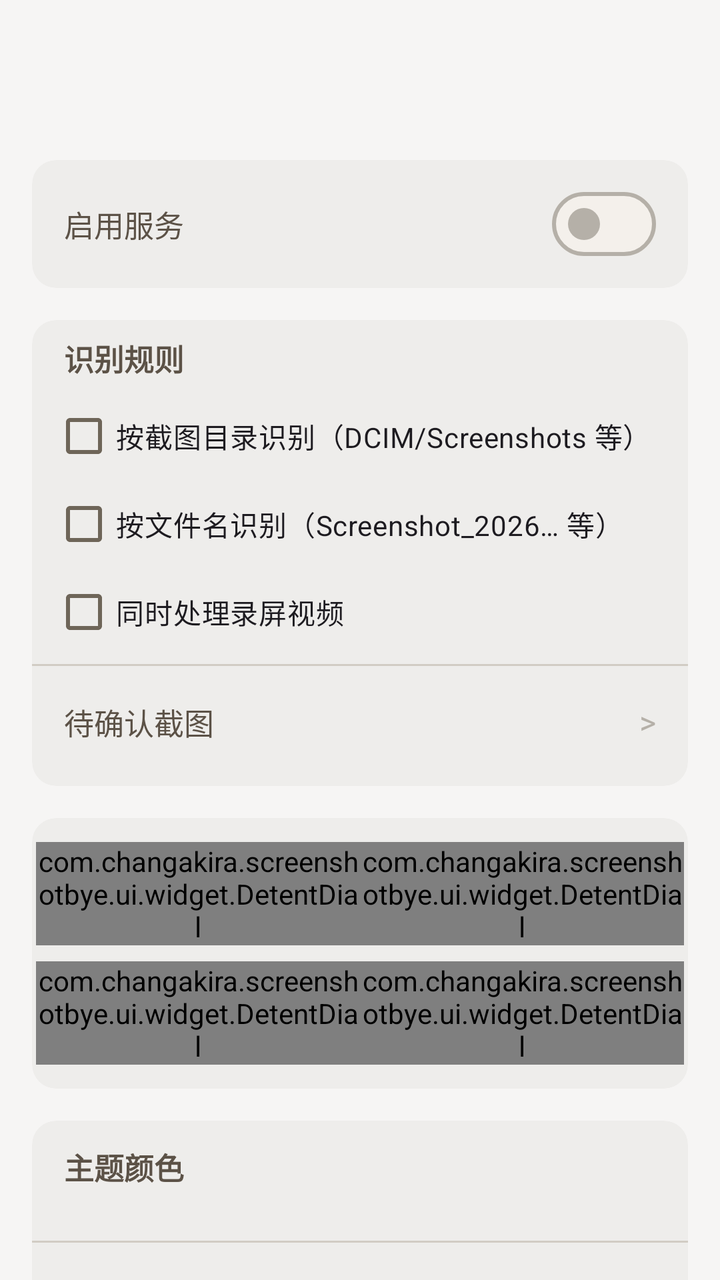
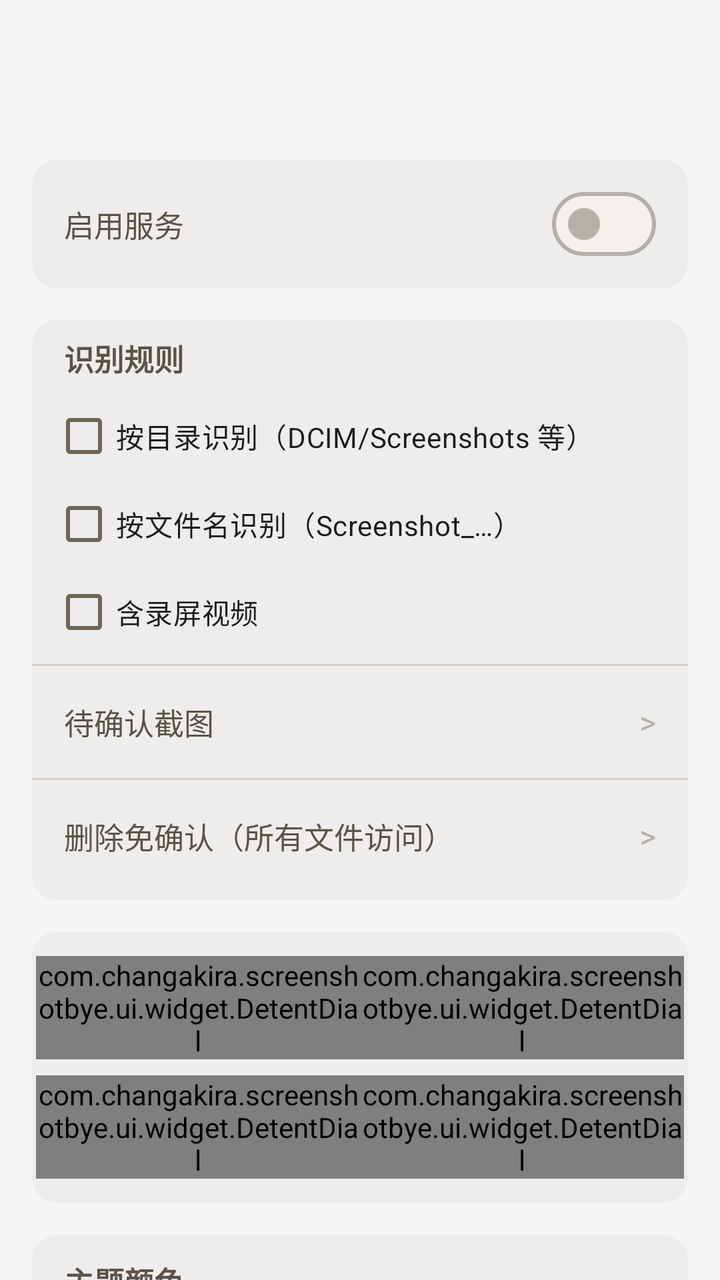

An Android layout rendered at two revisions. The XML below is the earlier revision; the diff shows what the commit changed to produce the second picture.
<!-- AndroidManifest.xml: application theme Theme.ScreenshotBye -->
<!-- res/layout/activity_settings.xml -->
<?xml version="1.0" encoding="utf-8"?>
<LinearLayout xmlns:android="http://schemas.android.com/apk/res/android"
    xmlns:app="http://schemas.android.com/apk/res-auto"
    android:layout_width="match_parent"
    android:layout_height="match_parent"
    android:orientation="vertical">

    <com.google.android.material.appbar.MaterialToolbar
        android:id="@+id/toolbar"
        android:layout_width="match_parent"
        android:layout_height="?attr/actionBarSize" />

    <androidx.core.widget.NestedScrollView
        android:id="@+id/settingsScroll"
        android:layout_width="match_parent"
        android:layout_height="0dp"
        android:layout_weight="1"
        android:fillViewport="true">

        <LinearLayout
            android:layout_width="match_parent"
            android:layout_height="wrap_content"
            android:orientation="vertical"
            android:padding="16dp">

            
            <com.google.android.material.card.MaterialCardView
                style="@style/Widget.ScreenshotBye.Card.Filled"
                android:layout_width="match_parent"
                android:layout_height="wrap_content"
                android:layout_marginBottom="16dp">

                <LinearLayout
                    android:layout_width="match_parent"
                    android:layout_height="wrap_content"
                    android:orientation="vertical"
                    android:paddingVertical="8dp">

                    <LinearLayout
                        android:layout_width="match_parent"
                        android:layout_height="wrap_content"
                        android:gravity="center_vertical"
                        android:minHeight="48dp"
                        android:orientation="horizontal"
                        android:paddingHorizontal="16dp">

                        <TextView
                            style="@style/SettingRowLabel"
                            android:text="@string/main_watch_switch" />

                        <com.google.android.material.materialswitch.MaterialSwitch
                            android:id="@+id/watchSwitch"
                            android:layout_width="wrap_content"
                            android:layout_height="wrap_content"
                            android:contentDescription="@string/main_watch_switch" />
                    </LinearLayout>
                </LinearLayout>
            </com.google.android.material.card.MaterialCardView>

            
            <com.google.android.material.card.MaterialCardView
                style="@style/Widget.ScreenshotBye.Card.Filled"
                android:layout_width="match_parent"
                android:layout_height="wrap_content"
                android:layout_marginBottom="16dp">

                <LinearLayout
                    android:layout_width="match_parent"
                    android:layout_height="wrap_content"
                    android:orientation="vertical"
                    android:paddingVertical="8dp">

                    <TextView
                        style="@style/SectionTitle"
                        android:paddingHorizontal="16dp"
                        android:text="@string/main_rules" />

                    <com.google.android.material.checkbox.MaterialCheckBox
                        android:id="@+id/ruleFolder"
                        android:layout_width="match_parent"
                        android:layout_height="wrap_content"
                        android:layout_marginHorizontal="10dp"
                        android:minHeight="44dp"
                        android:text="@string/main_rule_folder" />

                    <com.google.android.material.checkbox.MaterialCheckBox
                        android:id="@+id/ruleName"
                        android:layout_width="match_parent"
                        android:layout_height="wrap_content"
                        android:layout_marginHorizontal="10dp"
                        android:minHeight="44dp"
                        android:text="@string/main_rule_name" />

                    <com.google.android.material.checkbox.MaterialCheckBox
                        android:id="@+id/ruleVideo"
                        android:layout_width="match_parent"
                        android:layout_height="wrap_content"
                        android:layout_marginHorizontal="10dp"
                        android:minHeight="44dp"
                        android:text="@string/main_rule_video" />

                    <com.google.android.material.divider.MaterialDivider
                        android:layout_width="match_parent"
                        android:layout_height="wrap_content"
                        android:layout_marginVertical="4dp" />

                    
                    <LinearLayout
                        android:id="@+id/pendingRow"
                        android:layout_width="match_parent"
                        android:layout_height="wrap_content"
                        android:background="?attr/selectableItemBackground"
                        android:clickable="true"
                        android:focusable="true"
                        android:gravity="center_vertical"
                        android:minHeight="48dp"
                        android:orientation="horizontal"
                        android:paddingHorizontal="16dp">

                        <TextView
                            style="@style/SettingRowLabel"
                            android:text="@string/main_pending_title" />

                        <TextView
                            android:id="@+id/pendingValue"
                            style="@style/SettingRowValue" />

                        <TextView
                            style="@style/SectionChevron"
                            android:contentDescription="@string/home_open" />
                    </LinearLayout>
                </LinearLayout>
            </com.google.android.material.card.MaterialCardView>

            
            <com.google.android.material.card.MaterialCardView
                style="@style/Widget.ScreenshotBye.Card.Filled"
                android:layout_width="match_parent"
                android:layout_height="wrap_content"
                android:layout_marginBottom="16dp">

                <LinearLayout
                    android:layout_width="match_parent"
                    android:layout_height="wrap_content"
                    android:orientation="vertical"
                    android:paddingHorizontal="2dp"
                    android:paddingVertical="12dp">

                    <LinearLayout
                        android:layout_width="match_parent"
                        android:layout_height="wrap_content"
                        android:orientation="horizontal">

                        <com.changakira.screenshotbye.ui.widget.DetentDial
                            android:id="@+id/askDial"
                            android:layout_width="0dp"
                            android:layout_height="wrap_content"
                            android:layout_weight="1"
                            app:dialLabel="@string/dial_ask_first"
                            app:dialPresets="2,5,15,30,90"
                            app:dialUnit="@string/unit_minutes" />

                        <com.changakira.screenshotbye.ui.widget.DetentDial
                            android:id="@+id/keepDial"
                            android:layout_width="0dp"
                            android:layout_height="wrap_content"
                            android:layout_weight="1"
                            app:dialLabel="@string/dial_keep_default"
                            app:dialPresets="0,1,3,5,7"
                            app:dialUnit="@string/unit_days" />
                    </LinearLayout>

                    <LinearLayout
                        android:layout_width="match_parent"
                        android:layout_height="wrap_content"
                        android:layout_marginTop="8dp"
                        android:orientation="horizontal">

                        <com.changakira.screenshotbye.ui.widget.DetentDial
                            android:id="@+id/gapDial"
                            android:layout_width="0dp"
                            android:layout_height="wrap_content"
                            android:layout_weight="1"
                            app:dialLabel="@string/dial_gap"
                            app:dialPresets="0,1,2,5,10"
                            app:dialUnit="@string/unit_minutes" />

                        <com.changakira.screenshotbye.ui.widget.DetentDial
                            android:id="@+id/timesDial"
                            android:layout_width="0dp"
                            android:layout_height="wrap_content"
                            android:layout_weight="1"
                            app:dialLabel="@string/dial_repeat_times"
                            app:dialPresets="1,2,3"
                            app:dialUnit="@string/unit_times" />
                    </LinearLayout>
                </LinearLayout>
            </com.google.android.material.card.MaterialCardView>

            
            <com.google.android.material.card.MaterialCardView
                style="@style/Widget.ScreenshotBye.Card.Filled"
                android:layout_width="match_parent"
                android:layout_height="wrap_content">

                <LinearLayout
                    android:layout_width="match_parent"
                    android:layout_height="wrap_content"
                    android:orientation="vertical"
                    android:paddingVertical="12dp">

                    <TextView
                        style="@style/SectionTitle"
                        android:paddingHorizontal="16dp"
                        android:text="@string/settings_theme" />

                    <LinearLayout
                        android:id="@+id/swatchRow"
                        android:layout_width="match_parent"
                        android:layout_height="wrap_content"
                        android:layout_marginTop="12dp"
                        android:orientation="horizontal"
                        android:paddingHorizontal="16dp" />

                    <com.google.android.material.divider.MaterialDivider
                        android:layout_width="match_parent"
                        android:layout_height="wrap_content"
                        android:layout_marginVertical="8dp" />

                    <LinearLayout
                        android:id="@+id/guideRow"
                        android:layout_width="match_parent"
                        android:layout_height="wrap_content"
                        android:background="?attr/selectableItemBackground"
                        android:clickable="true"
                        android:focusable="true"
                        android:gravity="center_vertical"
                        android:minHeight="48dp"
                        android:orientation="horizontal"
                        android:paddingHorizontal="16dp">

                        <TextView
                            style="@style/SettingRowLabel"
                            android:text="@string/main_open_guide" />

                        <TextView
                            style="@style/SectionChevron"
                            android:contentDescription="@string/home_open" />
                    </LinearLayout>

                    <LinearLayout
                        android:id="@+id/logRow"
                        android:layout_width="match_parent"
                        android:layout_height="wrap_content"
                        android:background="?attr/selectableItemBackground"
                        android:clickable="true"
                        android:focusable="true"
                        android:gravity="center_vertical"
                        android:minHeight="48dp"
                        android:orientation="horizontal"
                        android:paddingHorizontal="16dp">

                        <TextView
                            style="@style/SettingRowLabel"
                            android:text="@string/main_log" />

                        <TextView
                            android:id="@+id/logValue"
                            style="@style/SettingRowValue" />

                        <TextView
                            style="@style/SectionChevron"
                            android:contentDescription="@string/home_open" />
                    </LinearLayout>

                    <LinearLayout
                        android:id="@+id/diagRow"
                        android:layout_width="match_parent"
                        android:layout_height="wrap_content"
                        android:background="?attr/selectableItemBackground"
                        android:clickable="true"
                        android:focusable="true"
                        android:gravity="center_vertical"
                        android:minHeight="48dp"
                        android:orientation="horizontal"
                        android:paddingHorizontal="16dp">

                        <TextView
                            style="@style/SettingRowLabel"
                            android:text="@string/main_open_diag" />

                        <TextView
                            style="@style/SectionChevron"
                            android:contentDescription="@string/home_open" />
                    </LinearLayout>

                    <LinearLayout
                        android:id="@+id/aboutRow"
                        android:layout_width="match_parent"
                        android:layout_height="wrap_content"
                        android:background="?attr/selectableItemBackground"
                        android:clickable="true"
                        android:focusable="true"
                        android:gravity="center_vertical"
                        android:minHeight="48dp"
                        android:orientation="horizontal"
                        android:paddingHorizontal="16dp">

                        <TextView
                            style="@style/SettingRowLabel"
                            android:text="@string/main_open_about" />

                        <TextView
                            style="@style/SectionChevron"
                            android:contentDescription="@string/home_open" />
                    </LinearLayout>
                </LinearLayout>
            </com.google.android.material.card.MaterialCardView>
        </LinearLayout>
    </androidx.core.widget.NestedScrollView>
</LinearLayout>
<!-- resources referenced by this layout -->
<resources>
  <string name="dial_ask_first">首次询问</string>
  <string name="dial_gap">间隔</string>
  <string name="dial_keep_default">默认保留</string>
  <string name="dial_repeat_times">重复</string>
  <string name="home_open">打开</string>
  <string name="main_log">事件日志</string>
  <string name="main_open_about">关于</string>
  <string name="main_open_diag">运行自检</string>
  <string name="main_open_guide">使用引导</string>
  <string name="main_pending_title">待确认截图</string>
  <string name="main_rule_folder">按截图目录识别（DCIM/Screenshots 等）</string>
  <string name="main_rule_name">按文件名识别（Screenshot_2026… 等）</string>
  <string name="main_rule_video">同时处理录屏视频</string>
  <string name="main_rules">识别规则</string>
  <string name="main_watch_switch">启用服务</string>
  <string name="settings_theme">主题颜色</string>
  <string name="unit_days">天后</string>
  <string name="unit_minutes">分钟后</string>
  <string name="unit_times">次</string>
  <style name="SettingRowLabel">
          <item name="android:layout_width">0dp</item>
          <item name="android:layout_height">wrap_content</item>
          <item name="android:layout_weight">1</item>
          <item name="android:textSize">15sp</item>
          <item name="android:textColor">?attr/colorOnSurface</item>
      </style>
  <style name="SettingRowValue">
          <item name="android:layout_width">wrap_content</item>
          <item name="android:layout_height">wrap_content</item>
          <item name="android:textSize">13sp</item>
          <item name="android:textColor">?attr/colorOnSurfaceVariant</item>
      </style>
  <style name="Widget.ScreenshotBye.Card.Filled" parent="Widget.Material3.CardView.Filled">
          <item name="cardBackgroundColor">@color/card_surface</item>
      </style>
  <style name="Theme.ScreenshotBye" parent="Theme.ScreenshotBye.Beige" />
  <color name="card_surface">#EEEDEB</color>
  <color name="beige_primary">#8B7D6B</color>
  <color name="beige_onPrimary">#FFFFFF</color>
  <color name="beige_primaryContainer">#EBE8E4</color>
  <color name="beige_onPrimaryContainer">#61584B</color>
  <color name="beige_secondary">#9B8E7D</color>
  <color name="beige_onSecondary">#FFFFFF</color>
  <color name="beige_secondaryContainer">#EDEBE6</color>
  <color name="beige_onSecondaryContainer">#6C6358</color>
  <color name="beige_tertiary">#A89B8A</color>
  <color name="beige_onTertiary">#FFFFFF</color>
  <color name="beige_tertiaryContainer">#EFEDE8</color>
  <color name="beige_onTertiaryContainer">#766C61</color>
  <color name="beige_error">#B89A8A</color>
  <color name="beige_onError">#FFFFFF</color>
  <color name="beige_errorContainer">#F2ECE8</color>
  <color name="beige_onErrorContainer">#816C61</color>
  <color name="beige_background">#FCFBF9</color>
  <color name="beige_onBackground">#5C5247</color>
  <color name="beige_surface">#FEFDFB</color>
  <color name="beige_onSurface">#5C5247</color>
  <color name="beige_surfaceVariant">#F2EEE8</color>
  <color name="beige_onSurfaceVariant">#6E6558</color>
  <color name="beige_surfaceContainerLowest">#FFFEFD</color>
  <color name="beige_surfaceContainerLow">#FDFCFA</color>
  <color name="beige_surfaceContainer">#FDFCFA</color>
  <color name="beige_surfaceContainerHigh">#F8F5F1</color>
  <color name="beige_surfaceContainerHighest">#F4F0EB</color>
  <color name="beige_surfaceBright">#FDFCFA</color>
  <color name="beige_surfaceDim">#CAC9C7</color>
  <color name="beige_inverseSurface">#746B62</color>
  <color name="beige_inverseOnSurface">#FEFEFD</color>
  <color name="beige_inversePrimary">#B4AA9F</color>
  <color name="beige_outline">#B5B0A8</color>
  <color name="beige_outlineVariant">#D1CCC4</color>
  <color name="page_background">#F6F5F4</color>
  <!-- unchanged entries left out for length: 4 -->
</resources>

<!-- the commit's change to res/layout/activity_settings.xml (unified diff, before → after) -->
@@ -129,6 +129,38 @@
                             style="@style/SectionChevron"
                             android:contentDescription="@string/home_open" />
                     </LinearLayout>
+
+                    <com.google.android.material.divider.MaterialDivider
+                        android:id="@+id/allFilesDivider"
+                        android:layout_width="match_parent"
+                        android:layout_height="wrap_content"
+                        android:layout_marginVertical="4dp" />
+
+                    
+                    <LinearLayout
+                        android:id="@+id/allFilesRow"
+                        android:layout_width="match_parent"
+                        android:layout_height="wrap_content"
+                        android:background="?attr/selectableItemBackground"
+                        android:clickable="true"
+                        android:focusable="true"
+                        android:gravity="center_vertical"
+                        android:minHeight="48dp"
+                        android:orientation="horizontal"
+                        android:paddingHorizontal="16dp">
+
+                        <TextView
+                            style="@style/SettingRowLabel"
+                            android:text="@string/settings_all_files" />
+
+                        <TextView
+                            android:id="@+id/allFilesValue"
+                            style="@style/SettingRowValue" />
+
+                        <TextView
+                            style="@style/SectionChevron"
+                            android:contentDescription="@string/home_open" />
+                    </LinearLayout>
                 </LinearLayout>
             </com.google.android.material.card.MaterialCardView>
 
@@ -182,7 +214,7 @@
                             android:layout_height="wrap_content"
                             android:layout_weight="1"
                             app:dialLabel="@string/dial_gap"
-                            app:dialPresets="0,1,2,5,10"
+                            app:dialPresets="1,2,5,10,20"
                             app:dialUnit="@string/unit_minutes" />
 
                         <com.changakira.screenshotbye.ui.widget.DetentDial
@@ -191,7 +223,7 @@
                             android:layout_height="wrap_content"
                             android:layout_weight="1"
                             app:dialLabel="@string/dial_repeat_times"
-                            app:dialPresets="1,2,3"
+                            app:dialPresets="0,1,2"
                             app:dialUnit="@string/unit_times" />
                     </LinearLayout>
                 </LinearLayout>
<!-- resource entries referenced after the edit -->
@@ -10,11 +10,12 @@
   <string name="main_open_diag">运行自检</string>
   <string name="main_open_guide">使用引导</string>
   <string name="main_pending_title">待确认截图</string>
-  <string name="main_rule_folder">按截图目录识别（DCIM/Screenshots 等）</string>
-  <string name="main_rule_name">按文件名识别（Screenshot_2026… 等）</string>
-  <string name="main_rule_video">同时处理录屏视频</string>
+  <string name="main_rule_folder">按目录识别（DCIM/Screenshots 等）</string>
+  <string name="main_rule_name">按文件名识别（Screenshot_…）</string>
+  <string name="main_rule_video">含录屏视频</string>
   <string name="main_rules">识别规则</string>
   <string name="main_watch_switch">启用服务</string>
+  <string name="settings_all_files">删除免确认（所有文件访问）</string>
   <string name="settings_theme">主题颜色</string>
   <string name="unit_days">天后</string>
   <string name="unit_minutes">分钟后</string>
